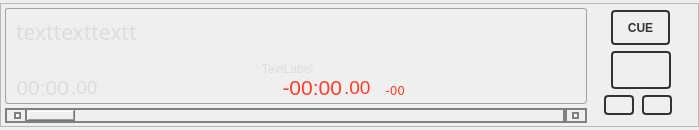
This is src/playerwidget.ui in knowthelist/knowthelist as Qt 5 draws it before an edit. The edited form follows.
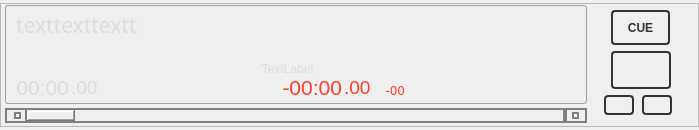
This is the edited form. Custom widgets are drawn as their Qt base class.

```diff
--- a/src/playerwidget.ui
+++ b/src/playerwidget.ui
@@ -240,7 +240,7 @@
           <number>4</number>
          </property>
          <property name="topMargin">
-          <number>4</number>
+          <number>1</number>
          </property>
          <property name="rightMargin">
           <number>7</number>
@@ -295,7 +295,7 @@
            <property name="maximumSize">
             <size>
              <width>16777215</width>
-             <height>113</height>
+             <height>124</height>
             </size>
            </property>
            <property name="frameShape">
@@ -312,13 +312,13 @@
              <number>8</number>
             </property>
             <property name="topMargin">
-             <number>6</number>
+             <number>2</number>
             </property>
             <property name="rightMargin">
              <number>15</number>
             </property>
             <property name="bottomMargin">
-             <number>5</number>
+             <number>2</number>
             </property>
             <item>
              <widget class="QLabel" name="lblTitle">
```
